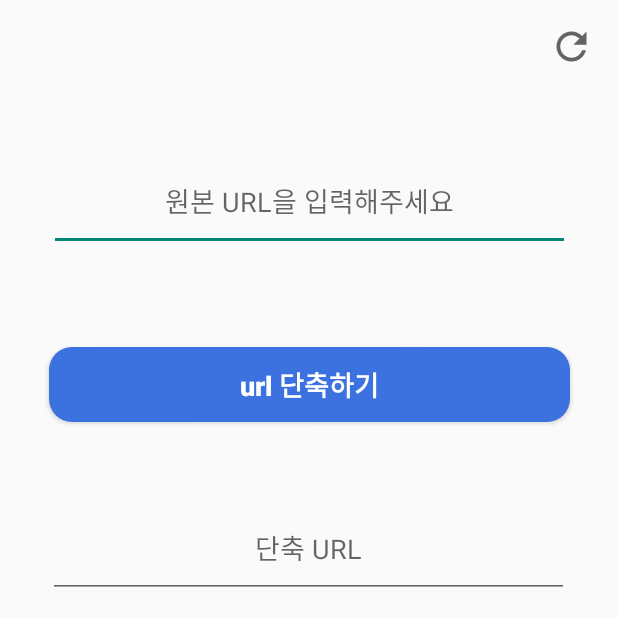
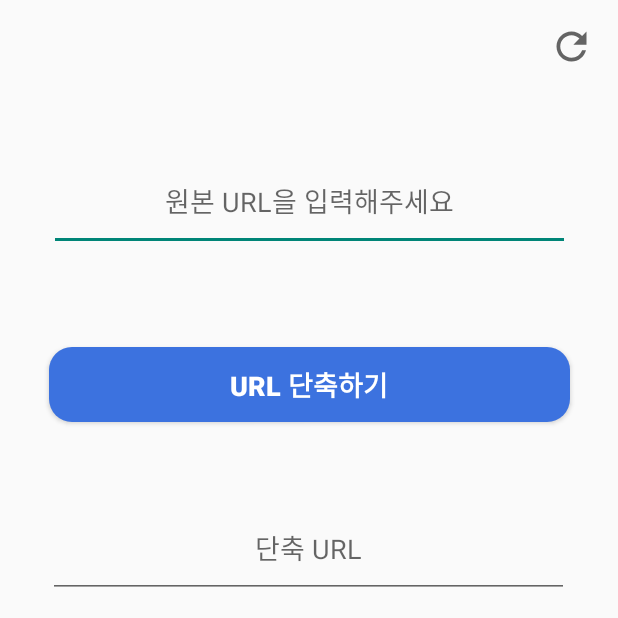
Before and after one commit to TacticalCoders/ShortURLApp, an Android app: the screen it shows after launch (MainActivity), on a phone screen of 412 x 824 dp, the top half of it. Run offline under Robolectric (Android 15) with nearby library versions, the phone set to English and light mode, and no system bars.

Commit message:
v 1.0 (텍스트 수정)

```diff
--- a/app/src/main/res/layout/activity_main.xml
+++ b/app/src/main/res/layout/activity_main.xml
@@ -50,7 +50,7 @@
         android:background="@drawable/btn_design"
         android:backgroundTint="#3C72DF"
         android:elevation="10dp"
-        android:text="url 단축하기"
+        android:text="URL 단축하기"
         android:textAllCaps="false"
         android:textColor="@color/white"
         android:textSize="18sp"
```
